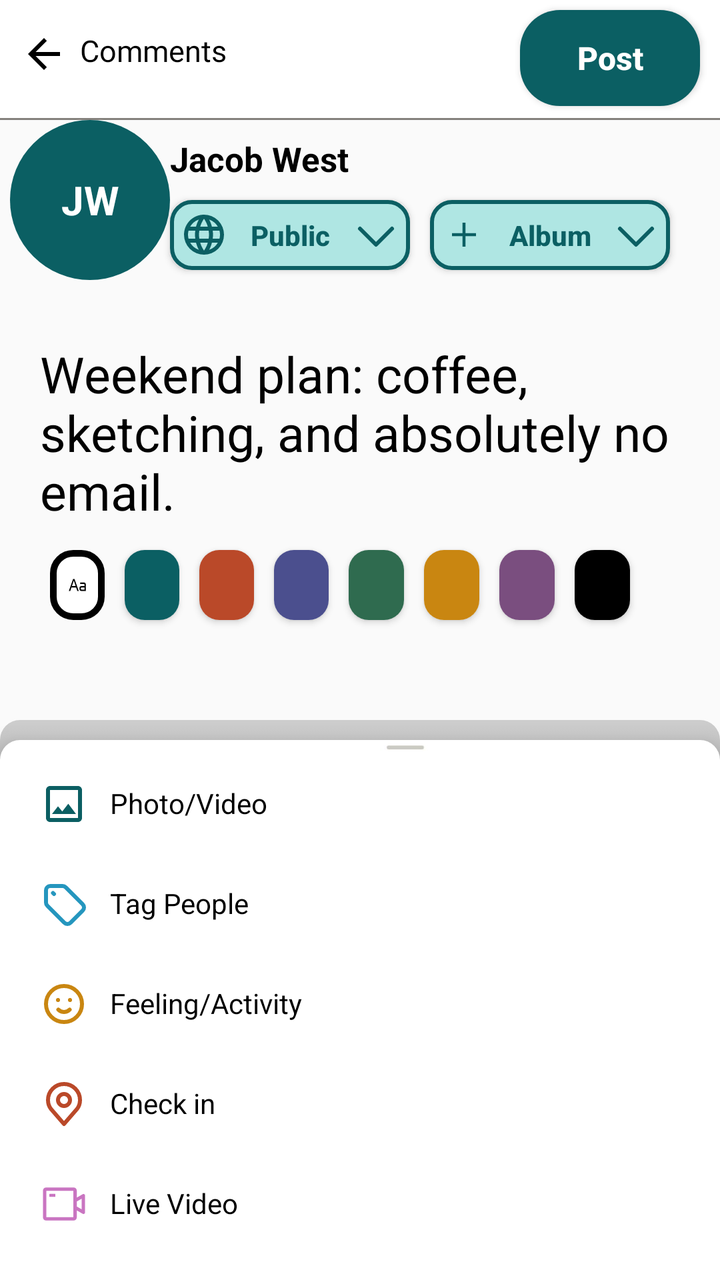
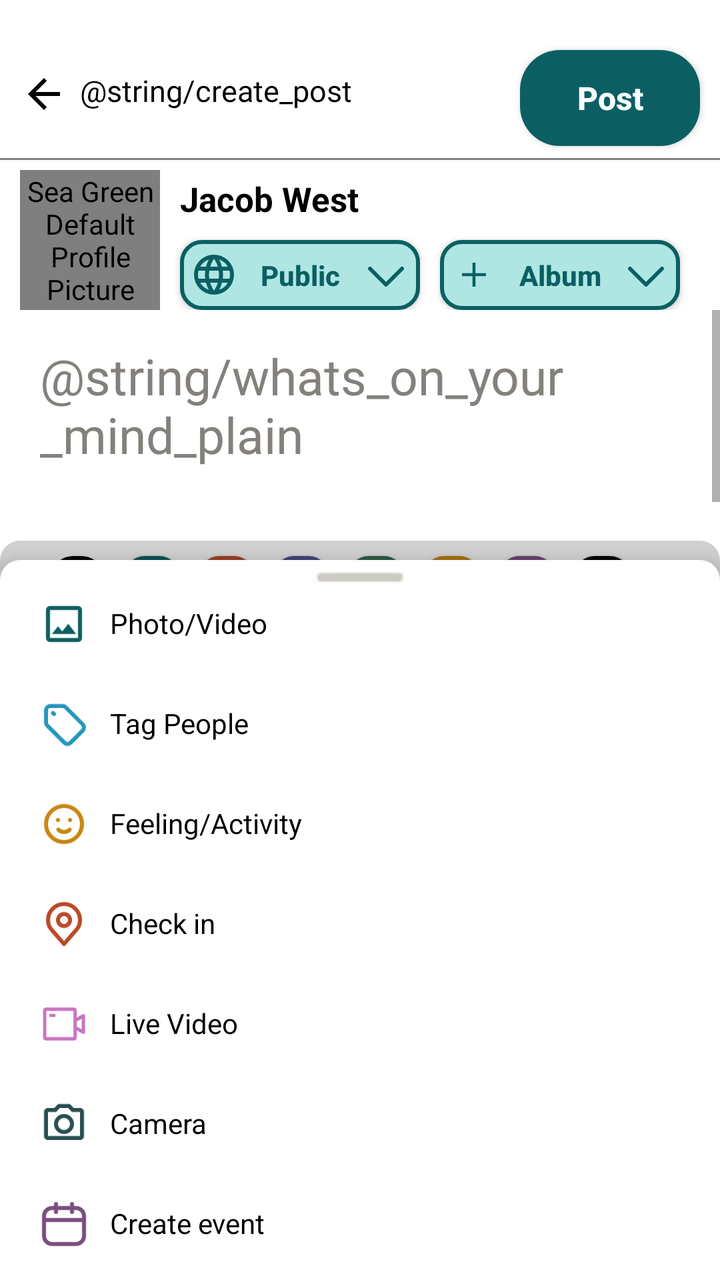

The first picture is an Android layout as it rendered before a commit; the second is the same layout after the commit. The layout source and the unified diff follow.
<!-- AndroidManifest.xml: application theme Theme.SMD_Assignment1 -->
<!-- res/layout/create_post_screen.xml -->
<?xml version="1.0" encoding="utf-8"?>
<RelativeLayout xmlns:android="http://schemas.android.com/apk/res/android"
    android:layout_width="match_parent"
    android:layout_height="match_parent"
    xmlns:app="http://schemas.android.com/apk/res-auto"
    android:orientation="vertical">

    <RelativeLayout
        android:id="@+id/RL1"
        android:layout_width="match_parent"
        android:layout_height="60dp"
        android:background="@drawable/one_sided_black_border">

        <ImageView
            android:id="@+id/backarrow"
            android:layout_width="wrap_content"
            android:layout_height="wrap_content"
            android:src="@drawable/arrow_back"
            android:layout_marginStart="10dp"
            android:layout_marginTop="15dp"
            android:paddingBottom="10dp"
            android:contentDescription="@string/back_arrow"/>

        <TextView
            android:id="@+id/comments_textview"
            android:layout_width="wrap_content"
            android:layout_height="wrap_content"
            android:text="@string/comments"
            android:textColor="@color/black"
            android:layout_alignStart="@id/backarrow"
            android:layout_marginStart="30dp"
            android:layout_marginTop="15dp"
            android:fontFamily="@font/logo_text_bold"
            android:textSize="15sp"
            android:layout_marginBottom="10dp"/>

        <Button
            android:layout_width="90dp"
            android:layout_height="48dp"
            android:id="@+id/btnPost"
        android:text="@string/post_button_text"
            android:textStyle="bold"
            android:textColor="@color/white"
            android:textSize="16sp"
            android:background="@drawable/button_border_log_in"
            android:layout_alignParentEnd="true"
            android:layout_marginEnd="10dp"
            android:layout_marginTop="5dp"
            android:textAllCaps="false"/>

    </RelativeLayout>

    <RelativeLayout
        android:id="@+id/RL2"
        android:layout_width="match_parent"
        android:layout_height="wrap_content"
        android:layout_alignTop="@id/RL1"
        android:layout_marginTop="60dp">

        <ImageView
            android:id="@+id/seagreenpfp"
            android:layout_width="80dp"
            android:layout_height="80dp"
            android:layout_marginStart="5dp"
            android:src="@drawable/pfp_seagreen"
            android:contentDescription="@string/sea_green_default_profile_picture"/>

        <TextView
            android:layout_width="wrap_content"
            android:layout_height="wrap_content"
            android:text="@string/jw"
            android:textColor="@color/white"
            android:layout_alignStart="@id/seagreenpfp"
            android:layout_alignEnd="@id/seagreenpfp"
            android:layout_alignTop="@id/seagreenpfp"
            android:layout_alignBottom="@id/seagreenpfp"
            android:textStyle="bold"
            android:gravity="center"
            android:textSize="20sp"/>

        <TextView
            android:layout_width="wrap_content"
            android:layout_height="wrap_content"
            android:text="@string/jacob_west"
            android:textStyle="bold"
            android:layout_alignStart="@id/seagreenpfp"
            android:layout_marginStart="80dp"
            android:layout_marginTop="8dp"
            android:textColor="@color/black"
            android:textSize="17sp"/>

        <Button
            android:id="@+id/public_button"
            android:layout_width="120dp"
            android:layout_height="35dp"
            android:layout_alignStart="@id/seagreenpfp"
            android:layout_marginStart="80dp"
            android:layout_marginTop="40dp"
            android:background="@drawable/light_seagreen_interior_seagreen_border"
            android:text="@string/public_text"
            android:paddingStart="5dp"
            android:paddingEnd="5dp"
            android:textAllCaps="false"
            android:textStyle="bold"
            android:drawableEnd="@drawable/down_seagreen"
            android:drawableStart="@drawable/web_seagreen"
            android:textColor="@color/SeaGreen"/>

        <Button
            android:id="@+id/album_button"
            android:layout_width="120dp"
            android:layout_height="35dp"
            android:layout_alignStart="@id/public_button"
            android:layout_marginStart="130dp"
            android:layout_marginTop="40dp"
            android:background="@drawable/light_seagreen_interior_seagreen_border"
            android:text="@string/album"
            android:paddingStart="5dp"
            android:paddingEnd="5dp"
            android:textAllCaps="false"
            android:textStyle="bold"
            android:drawableEnd="@drawable/down_seagreen"
            android:drawableStart="@drawable/add_seagreen"
            android:textColor="@color/SeaGreen"/>

    </RelativeLayout>

    <TextView
        android:id="@+id/post_text"
        android:layout_width="wrap_content"
        android:layout_height="wrap_content"
        android:layout_alignTop="@id/RL2"
        android:layout_marginTop="110dp"
        android:layout_marginStart="20dp"
        android:text="@string/creating_post_text"
        android:textColor="@color/black"
        android:textSize="25sp"/>

    <LinearLayout
        android:id="@+id/color_options"
        android:layout_width="match_parent"
        android:layout_height="wrap_content"
        android:orientation="horizontal"
        android:layout_alignTop="@id/post_text"
        android:layout_marginTop="100dp"
        android:layout_marginStart="20dp"
        android:layout_marginEnd="40dp">

        <ImageView
            android:layout_width="0dp"
            android:layout_height="35dp"
            android:padding="8dp"
            android:src="@drawable/text_font"
            android:background="@drawable/white_interior_thick_black_border"
            android:layout_weight="1"
            style="@style/spacing"/>

        <androidx.cardview.widget.CardView
            android:layout_width="0dp"
            android:layout_height="35dp"
            android:layout_weight="1"
            app:cardCornerRadius="10dp"
            style="@style/spacing">

            <ImageView
                android:layout_width="match_parent"
                android:layout_height="match_parent"
                android:background="@color/SeaGreen" />

        </androidx.cardview.widget.CardView>

        <androidx.cardview.widget.CardView
            android:layout_width="0dp"
            android:layout_height="35dp"
            android:layout_weight="1"
            app:cardCornerRadius="10dp"
            style="@style/spacing">

            <ImageView
                android:layout_width="match_parent"
                android:layout_height="match_parent"
                android:background="@color/red" />

        </androidx.cardview.widget.CardView>

        <androidx.cardview.widget.CardView
            android:layout_width="0dp"
            android:layout_height="35dp"
            android:layout_weight="1"
            app:cardCornerRadius="10dp"
            style="@style/spacing">

            <ImageView
                android:layout_width="match_parent"
                android:layout_height="match_parent"
                android:background="@color/bluepurple" />

        </androidx.cardview.widget.CardView>

        <androidx.cardview.widget.CardView
            android:layout_width="0dp"
            android:layout_height="35dp"
            android:layout_weight="1"
            app:cardCornerRadius="10dp"
            style="@style/spacing">

            <ImageView
                android:layout_width="match_parent"
                android:layout_height="match_parent"
                android:background="@color/green" />

        </androidx.cardview.widget.CardView>

        <androidx.cardview.widget.CardView
            android:layout_width="0dp"
            android:layout_height="35dp"
            android:layout_weight="1"
            app:cardCornerRadius="10dp"
            style="@style/spacing">

            <ImageView
                android:layout_width="match_parent"
                android:layout_height="match_parent"
                android:background="@color/gold" />

        </androidx.cardview.widget.CardView>

        <androidx.cardview.widget.CardView
            android:layout_width="0dp"
            android:layout_height="35dp"
            android:layout_weight="1"
            app:cardCornerRadius="10dp"
            style="@style/spacing">

            <ImageView
                android:layout_width="match_parent"
                android:layout_height="match_parent"
                android:background="@color/purple"/>

        </androidx.cardview.widget.CardView>

        <androidx.cardview.widget.CardView
            android:layout_width="0dp"
            android:layout_height="35dp"
            android:layout_weight="1"
            app:cardCornerRadius="10dp"
            style="@style/spacing">

            <ImageView
                android:layout_width="match_parent"
                android:layout_height="match_parent"
                android:background="@color/black"/>

        </androidx.cardview.widget.CardView>

    </LinearLayout>

    <LinearLayout
        android:layout_width="match_parent"
        android:layout_height="wrap_content"
        android:layout_alignTop="@id/color_options"
        android:layout_marginTop="90dp"
        android:layout_alignParentBottom="true"
        android:background="@drawable/shadow_layout"
        android:elevation="10dp"/>

    <RelativeLayout
        android:layout_width="match_parent"
        android:layout_height="wrap_content"
        android:layout_alignParentBottom="true"
        android:layout_alignTop="@id/color_options"
        android:layout_marginTop="100dp"
        android:background="@drawable/white_pop_up_screen"
        android:elevation="10dp">

        <ImageView
            android:layout_width="wrap_content"
            android:layout_height="wrap_content"
            android:src="@drawable/gray_bar"
            android:layout_alignParentStart="true"
            android:layout_alignParentTop="true"
            android:layout_marginStart="190dp"/>

        <RelativeLayout
            android:layout_width="match_parent"
            android:layout_height="wrap_content"
            android:orientation="vertical"
            android:layout_marginTop="20dp">

            <RelativeLayout
                android:id="@+id/line1"
                android:layout_width="match_parent"
                android:layout_height="wrap_content"
                android:orientation="horizontal">

                <ImageView
                    android:id="@+id/img_icon1"
                    android:layout_width="wrap_content"
                    android:layout_height="wrap_content"
                    android:src="@drawable/image_icon_actual"
                    android:layout_marginStart="20dp"/>

                <TextView
                    android:layout_width="wrap_content"
                    android:layout_height="wrap_content"
                    android:text="Photo/Video"
                    android:layout_alignStart="@+id/img_icon1"
                    android:layout_marginStart="35dp"
                    android:layout_marginTop="2dp"
                    android:textColor="@color/black"/>

            </RelativeLayout>

            <RelativeLayout
                android:id="@+id/line2"
                android:layout_width="match_parent"
                android:layout_height="wrap_content"
                android:orientation="horizontal"
                android:layout_alignTop="@id/line1"
                android:layout_marginTop="50dp">

                <ImageView
                    android:id="@+id/img_icon2"
                    android:layout_width="wrap_content"
                    android:layout_height="wrap_content"
                    android:src="@drawable/tag"
                    android:layout_marginStart="20dp"/>

                <TextView
                    android:layout_width="wrap_content"
                    android:layout_height="wrap_content"
                    android:text="Tag People"
                    android:layout_alignStart="@+id/img_icon2"
                    android:layout_marginStart="35dp"
                    android:layout_marginTop="2dp"
                    android:textColor="@color/black"/>

            </RelativeLayout>

            <RelativeLayout
                android:id="@+id/line3"
                android:layout_width="match_parent"
                android:layout_height="wrap_content"
                android:orientation="horizontal"
                android:layout_alignTop="@id/line2"
                android:layout_marginTop="50dp">

                <ImageView
                    android:id="@+id/img_icon3"
                    android:layout_width="wrap_content"
                    android:layout_height="wrap_content"
                    android:src="@drawable/emoji_happy"
                    android:layout_marginStart="20dp"/>

                <TextView
                    android:layout_width="wrap_content"
                    android:layout_height="wrap_content"
                    android:text="Feeling/Activity"
                    android:layout_alignStart="@+id/img_icon3"
                    android:layout_marginStart="35dp"
                    android:layout_marginTop="2dp"
                    android:textColor="@color/black"/>

            </RelativeLayout>

            <RelativeLayout
                android:id="@+id/line4"
                android:layout_width="match_parent"
                android:layout_height="wrap_content"
                android:orientation="horizontal"
                android:layout_alignTop="@id/line3"
                android:layout_marginTop="50dp">

                <ImageView
                    android:id="@+id/img_icon4"
                    android:layout_width="wrap_content"
                    android:layout_height="wrap_content"
                    android:src="@drawable/location"
                    android:layout_marginStart="20dp"/>

                <TextView
                    android:layout_width="wrap_content"
                    android:layout_height="wrap_content"
                    android:text="Check in"
                    android:layout_alignStart="@+id/img_icon4"
                    android:layout_marginStart="35dp"
                    android:layout_marginTop="2dp"
                    android:textColor="@color/black"/>
            </RelativeLayout>

            <RelativeLayout
                android:id="@+id/line5"
                android:layout_width="match_parent"
                android:layout_height="wrap_content"
                android:orientation="horizontal"
                android:layout_alignTop="@id/line4"
                android:layout_marginTop="50dp">

                <ImageView
                    android:id="@+id/img_icon5"
                    android:layout_width="wrap_content"
                    android:layout_height="wrap_content"
                    android:src="@drawable/video_camera"
                    android:layout_marginStart="20dp"/>

                <TextView
                    android:layout_width="wrap_content"
                    android:layout_height="wrap_content"
                    android:text="Live Video"
                    android:layout_alignStart="@+id/img_icon5"
                    android:layout_marginStart="35dp"
                    android:layout_marginTop="2dp"
                    android:textColor="@color/black"/>

            </RelativeLayout>

            <RelativeLayout
                android:id="@+id/line6"
                android:layout_width="match_parent"
                android:layout_height="wrap_content"
                android:orientation="horizontal"
                android:layout_alignTop="@id/line5"
                android:layout_marginTop="50dp">

                <ImageView
                    android:id="@+id/img_icon6"
                    android:layout_width="wrap_content"
                    android:layout_height="wrap_content"
                    android:src="@drawable/camera_icon"
                    android:layout_marginStart="20dp"/>

                <TextView
                    android:layout_width="wrap_content"
                    android:layout_height="wrap_content"
                    android:text="Camera"
                    android:layout_alignStart="@+id/img_icon6"
                    android:layout_marginStart="35dp"
                    android:layout_marginTop="2dp"
                    android:textColor="@color/black"/>

            </RelativeLayout>

            <RelativeLayout
                android:id="@+id/line7"
                android:layout_width="match_parent"
                android:layout_height="wrap_content"
                android:orientation="horizontal"
                android:layout_alignTop="@id/line6"
                android:layout_marginTop="50dp">

                <ImageView
                    android:id="@+id/img_icon7"
                    android:layout_width="wrap_content"
                    android:layout_height="wrap_content"
                    android:src="@drawable/calendar"
                    android:layout_marginStart="20dp"/>

                <TextView
                    android:layout_width="wrap_content"
                    android:layout_height="wrap_content"
                    android:text="Create event"
                    android:layout_alignStart="@+id/img_icon7"
                    android:layout_marginStart="35dp"
                    android:layout_marginTop="2dp"
                    android:textColor="@color/black"/>

            </RelativeLayout>


        </RelativeLayout>

    </RelativeLayout>



</RelativeLayout>
<!-- resources referenced by this layout -->
<resources>
  <color name="SeaGreen">#0B5F63</color>
  <color name="black">#FF000000</color>
  <color name="bluepurple">#4b4f8e</color>
  <color name="gold">#c98611</color>
  <color name="green">#2f6b4f</color>
  <color name="purple">#7a4e7f</color>
  <color name="red">#ba4929</color>
  <color name="white">#FFFFFFFF</color>
  <!-- drawable add_seagreen (drawable) -->
  <vector xmlns:android="http://schemas.android.com/apk/res/android" android:height="24dp" android:viewportHeight="32" android:viewportWidth="32" android:width="24dp">
        
      <path android:fillColor="@color/SeaGreen" android:pathData="M17,15V8h-2v7H8v2h7v7h2v-7h7v-2z"/>
      
  </vector>
  <!-- drawable arrow_back (drawable) -->
  <vector xmlns:android="http://schemas.android.com/apk/res/android" android:width="24dp" android:height="24dp" android:viewportWidth="24" android:viewportHeight="24">
      <path android:fillColor="#FF000000" android:pathData="M20,11H7.83l5.59,-5.59L12,4l-8,8 8,8 1.41,-1.41L7.83,13H20v-2z"/>
  </vector>
  <!-- drawable button_border_log_in (drawable) -->
  <?xml version="1.0" encoding="utf-8"?>
  <selector xmlns:android="http://schemas.android.com/apk/res/android">
  
      <item><shape>
  
          <gradient
              android:startColor="@color/SeaGreen"
              android:endColor="@color/SeaGreen"/>
  
          <corners android:radius="20dp" />
  
  
      </shape></item>
  
  </selector>
  <!-- drawable light_seagreen_interior_seagreen_border (drawable) -->
  <?xml version="1.0" encoding="utf-8"?>
  <selector xmlns:android="http://schemas.android.com/apk/res/android">
  
      <item><shape>
  
          <corners android:radius="10dp" />
  
          <solid android:color="#AFE6E3"/>
  
          <stroke
              android:width="2dp"
              android:color="#0B5F63" />
  
  
      </shape></item>
  
  </selector>
  <!-- drawable pfp_seagreen (drawable) -->
  <?xml version="1.0" encoding="utf-8"?>
  <shape xmlns:android="http://schemas.android.com/apk/res/android" android:shape="oval">
      <solid android:color="@color/SeaGreen"/>
  </shape>
  <!-- drawable white_interior_thick_black_border (drawable) -->
  <?xml version="1.0" encoding="utf-8"?>
  <selector xmlns:android="http://schemas.android.com/apk/res/android">
  
      <item><shape>
  
          <solid android:color="@color/white"/>
  
          <corners android:radius="10dp" />
  
          <stroke
              android:width="10px"
              android:color="@color/black" />
  
  
      </shape></item>
  
  </selector>
  <!-- drawable white_pop_up_screen (drawable) -->
  <?xml version="1.0" encoding="utf-8"?>
  <selector xmlns:android="http://schemas.android.com/apk/res/android">
  
      <item><shape>
  
          <solid android:color="@color/white"/>
  
          <corners
              android:topLeftRadius="10dp"
              android:topRightRadius="10dp"/>
  
      </shape></item>
  
  </selector>
  <string name="album">Album</string>
  <string name="back_arrow">Back Arrow</string>
  <string name="comments">Comments</string>
  <string name="creating_post_text">Weekend plan: coffee, sketching, and absolutely no email.</string>
  <string name="jacob_west">Jacob West</string>
  <string name="jw">JW</string>
  <string name="post_button_text">Post</string>
  <string name="public_text">Public</string>
  <string name="sea_green_default_profile_picture">Sea Green Default Profile Picture</string>
  <style name="spacing">
          <item name="android:layout_margin">5dp</item>
      </style>
  <style name="Theme.SMD_Assignment1" parent="Base.Theme.SMD_Assignment1" />
  <color name="LightBrown">#84817C</color>
  <color name="blue">#2596be</color>
  <style name="Base.Theme.SMD_Assignment1" parent="Theme.AppCompat.Light.NoActionBar">
          
          
      </style>
  <!-- unchanged entries left out for length: 13 -->
</resources>

<!-- the commit's change to res/layout/create_post_screen.xml (unified diff, before → after) -->
@@ -3,10 +3,12 @@
     android:layout_width="match_parent"
     android:layout_height="match_parent"
     xmlns:app="http://schemas.android.com/apk/res-auto"
+    android:background="@color/white"
     android:orientation="vertical">
 
     <RelativeLayout
         android:id="@+id/RL1"
+        android:layout_marginTop="20dp"
         android:layout_width="match_parent"
         android:layout_height="60dp"
         android:background="@drawable/one_sided_black_border">
@@ -25,7 +27,7 @@
             android:id="@+id/comments_textview"
             android:layout_width="wrap_content"
             android:layout_height="wrap_content"
-            android:text="@string/comments"
+            android:text="@string/create_post"
             android:textColor="@color/black"
             android:layout_alignStart="@id/backarrow"
             android:layout_marginStart="30dp"
@@ -57,28 +59,16 @@
         android:layout_alignTop="@id/RL1"
         android:layout_marginTop="60dp">
 
-        <ImageView
+        <com.hadisaleemi.i221043.ui.AvatarView
             android:id="@+id/seagreenpfp"
-            android:layout_width="80dp"
-            android:layout_height="80dp"
-            android:layout_marginStart="5dp"
-            android:src="@drawable/pfp_seagreen"
+            android:layout_width="70dp"
+            android:layout_height="70dp"
+            android:layout_marginStart="10dp"
+            android:layout_marginTop="5dp"
             android:contentDescription="@string/sea_green_default_profile_picture"/>
 
         <TextView
-            android:layout_width="wrap_content"
-            android:layout_height="wrap_content"
-            android:text="@string/jw"
-            android:textColor="@color/white"
-            android:layout_alignStart="@id/seagreenpfp"
-            android:layout_alignEnd="@id/seagreenpfp"
-            android:layout_alignTop="@id/seagreenpfp"
-            android:layout_alignBottom="@id/seagreenpfp"
-            android:textStyle="bold"
-            android:gravity="center"
-            android:textSize="20sp"/>
-
-        <TextView
+            android:id="@+id/authorName"
             android:layout_width="wrap_content"
             android:layout_height="wrap_content"
             android:text="@string/jacob_west"
@@ -125,15 +115,33 @@
 
     </RelativeLayout>
 
-    <TextView
+    <ScrollView
+        android:id="@+id/composerScroll"
+        android:layout_width="match_parent"
+        android:layout_height="wrap_content"
+        android:layout_below="@id/RL2"
+        android:layout_above="@id/sheet">
+
+        <LinearLayout
+            android:layout_width="match_parent"
+            android:layout_height="wrap_content"
+            android:orientation="vertical">
+
+    <EditText
         android:id="@+id/post_text"
-        android:layout_width="wrap_content"
-        android:layout_height="wrap_content"
-        android:layout_alignTop="@id/RL2"
-        android:layout_marginTop="110dp"
+        android:layout_width="match_parent"
+        android:layout_height="wrap_content"
+        android:layout_marginTop="16dp"
         android:layout_marginStart="20dp"
-        android:text="@string/creating_post_text"
+        android:layout_marginEnd="20dp"
+        android:background="@null"
+        android:gravity="top|start"
+        android:hint="@string/whats_on_your_mind_plain"
+        android:inputType="textCapSentences|textMultiLine"
+        android:minHeight="90dp"
+        android:padding="0dp"
         android:textColor="@color/black"
+        android:textColorHint="@color/LightBrown"
         android:textSize="25sp"/>
 
     <LinearLayout
@@ -141,8 +149,7 @@
         android:layout_width="match_parent"
         android:layout_height="wrap_content"
         android:orientation="horizontal"
-        android:layout_alignTop="@id/post_text"
-        android:layout_marginTop="100dp"
+        android:layout_marginTop="12dp"
         android:layout_marginStart="20dp"
         android:layout_marginEnd="40dp">
 
@@ -255,36 +262,52 @@
 
     </LinearLayout>
 
+    <androidx.recyclerview.widget.RecyclerView
+        android:id="@+id/selectedImages"
+        android:layout_width="match_parent"
+        android:layout_height="120dp"
+        android:layout_marginTop="12dp"
+        android:clipToPadding="false"
+        android:paddingStart="16dp"
+        android:paddingEnd="16dp"
+        android:visibility="gone"/>
+
+        </LinearLayout>
+    </ScrollView>
+
     <LinearLayout
         android:layout_width="match_parent"
         android:layout_height="wrap_content"
-        android:layout_alignTop="@id/color_options"
-        android:layout_marginTop="90dp"
+        android:layout_alignTop="@id/sheet"
+        android:layout_marginTop="-10dp"
         android:layout_alignParentBottom="true"
         android:background="@drawable/shadow_layout"
         android:elevation="10dp"/>
 
     <RelativeLayout
+        android:id="@+id/sheet"
         android:layout_width="match_parent"
         android:layout_height="wrap_content"
         android:layout_alignParentBottom="true"
-        android:layout_alignTop="@id/color_options"
-        android:layout_marginTop="100dp"
         android:background="@drawable/white_pop_up_screen"
         android:elevation="10dp">
 
         <ImageView
-            android:layout_width="wrap_content"
-            android:layout_height="wrap_content"
+            android:id="@+id/sheetHandle"
+            android:layout_width="match_parent"
+            android:layout_height="20dp"
             android:src="@drawable/gray_bar"
             android:layout_alignParentStart="true"
             android:layout_alignParentTop="true"
-            android:layout_marginStart="190dp"/>
+            android:contentDescription="@string/more_options"/>
 
         <RelativeLayout
+            android:id="@+id/sheetRows"
             android:layout_width="match_parent"
             android:layout_height="wrap_content"
             android:orientation="vertical"
+            android:paddingBottom="16dp"
+            android:clipChildren="true"
             android:layout_marginTop="20dp">
 
             <RelativeLayout
<!-- resource entries referenced after the edit -->
@@ -52,11 +52,6 @@
       </shape></item>
   
   </selector>
-  <!-- drawable pfp_seagreen (drawable) -->
-  <?xml version="1.0" encoding="utf-8"?>
-  <shape xmlns:android="http://schemas.android.com/apk/res/android" android:shape="oval">
-      <solid android:color="@color/SeaGreen"/>
-  </shape>
   <!-- drawable white_interior_thick_black_border (drawable) -->
   <?xml version="1.0" encoding="utf-8"?>
   <selector xmlns:android="http://schemas.android.com/apk/res/android">
@@ -92,10 +87,8 @@
   </selector>
   <string name="album">Album</string>
   <string name="back_arrow">Back Arrow</string>
-  <string name="comments">Comments</string>
-  <string name="creating_post_text">Weekend plan: coffee, sketching, and absolutely no email.</string>
   <string name="jacob_west">Jacob West</string>
-  <string name="jw">JW</string>
+  <string name="more_options">more options</string>
   <string name="post_button_text">Post</string>
   <string name="public_text">Public</string>
   <string name="sea_green_default_profile_picture">Sea Green Default Profile Picture</string>
